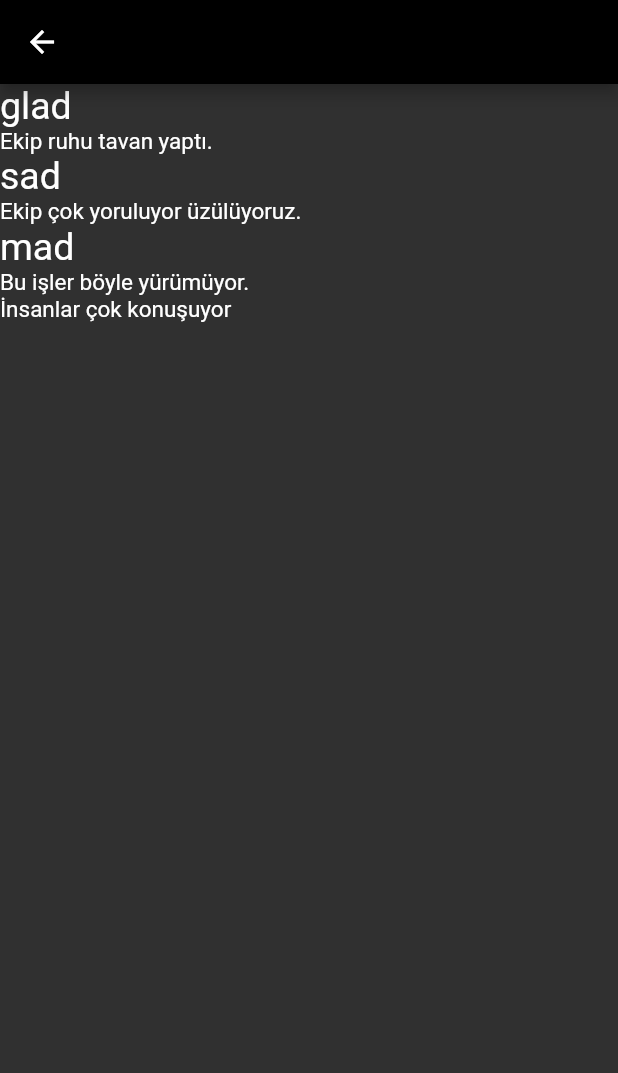
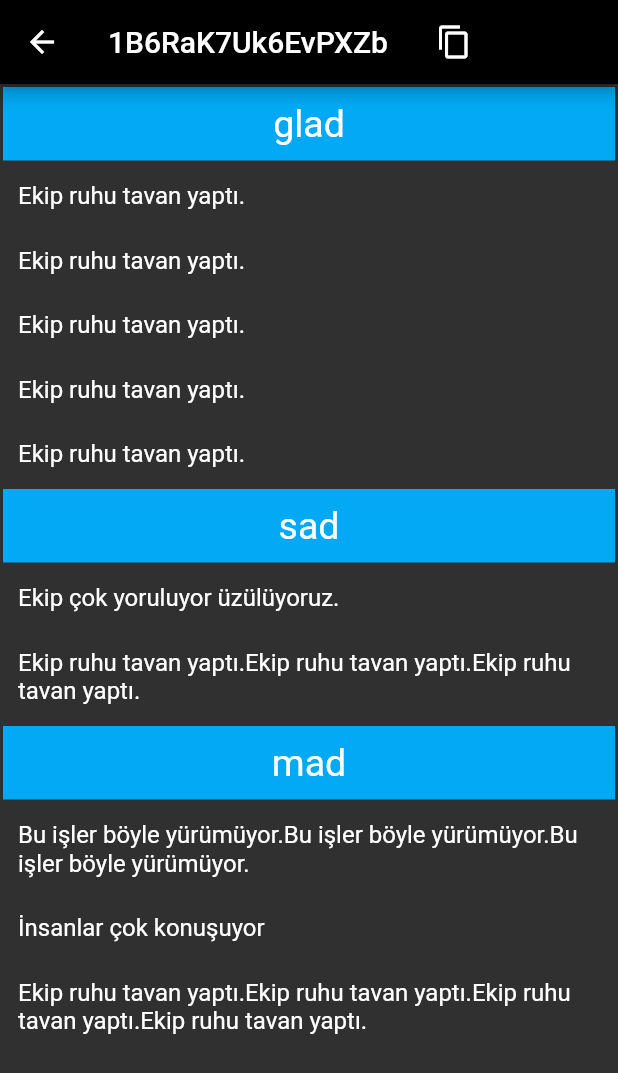
Before and after one commit to Mihrimah/retrospective, a Flutter app: the TemplatePage screen opened by its route, after a tap on "Mad Glad Sad", on a phone screen of 412 x 824 dp. Shown: the top 1073 px of the screen. Run offline on Flutter 3.47's test engine with Material 2 defaults, Android fonts, the phone set to English and light mode, and no system bars.

Commit message:
Code generation, and starfish template

```diff
--- /dev/null
+++ b/lib/core/code_generator.dart
@@ -0,0 +1,18 @@
+import 'dart:math';
+const _chars = 'AaBbCcDdEeFfGgHhIiJjKkLlMmNnOoPpQqRrSsTtUuVvWwXxYyZz1234567890';
+
+class CodeGenerator{
+  Random _rnd = Random();
+
+  String _generateRoomCodeWithoutTemplateId(int len){
+        return String.fromCharCodes(Iterable.generate(
+            len, (_) => _chars.codeUnitAt(_rnd.nextInt(_chars.length))));
+  }
+  /*
+  * Length: 15 character plus template type id in front of the code.
+  * 1FgDghjiTfkbD23T -> first char is 1 means template_type_id
+  */
+  String generateRoomCode(int templateId){
+    return templateId.toString() + _generateRoomCodeWithoutTemplateId(15);
+  }
+}
--- a/lib/pages/retro_page.dart
+++ b/lib/pages/retro_page.dart
@@ -1,18 +1,85 @@
+import 'package:flutter/cupertino.dart';
 import 'package:flutter/material.dart';
+import 'package:flutter/services.dart';
+import 'package:retrospektif/core/code_generator.dart';
 import 'package:retrospektif/core/grouped_list_view.dart';
 import 'package:retrospektif/model/fake_data_model.dart';
 import 'package:retrospektif/repository/fake_repository.dart';
+import 'package:retrospektif/template/abstract_base_template.dart';
 
 class RetroPage extends StatelessWidget {
+  String code;
+  final CodeGenerator _codeGenerator = CodeGenerator();
+  final snackBar = SnackBar(content: Text('Copied!'),duration: Duration(seconds: 1),);
+
   @override
   Widget build(BuildContext context) {
+    final AbstractBaseTemplate template =
+        ModalRoute.of(context).settings.arguments;
+    code = _codeGenerator.generateRoomCode(template.getTemplateTypeId());
+
     return Scaffold(
-        appBar: AppBar(),
+        appBar: PreferredSize(
+          preferredSize: Size.fromHeight(56),
+          child: Builder(
+            builder: (context) => AppBar(title: appBarTitle(code, context),),
+          ),
+        ),
         body: GroupedListView(
           groupBy: (FakeDataModel t) => t.title,
-          groupBuilder:(BuildContext context, String title) => Text(title, style: TextStyle(fontSize:25),) ,
-          listBuilder: (BuildContext context, FakeDataModel t) => Text(t.text, style: TextStyle(fontSize:15),) ,
+          groupBuilder: (BuildContext context, String title) =>
+              _headerWidget(title),
+          listBuilder: (BuildContext context, FakeDataModel t) =>
+              _listWidget(t.text),
           list: FakeRepository().generateData(),
         ));
   }
+
+  Widget _headerWidget(String title) {
+    return Container(
+      color: Colors.lightBlue,
+      padding: EdgeInsets.all(10),
+      margin: EdgeInsets.all(2),
+      child: Column(
+        mainAxisAlignment: MainAxisAlignment.center,
+        children: [
+          Text(
+            title,
+            style: TextStyle(fontSize: 25),
+          ),
+        ],
+      ),
+    );
+  }
+
+  Widget _listWidget(String text) {
+    return Container(
+      padding: EdgeInsets.all(10),
+      margin: EdgeInsets.all(2),
+      child: Column(
+        crossAxisAlignment: CrossAxisAlignment.start,
+        children: [
+          Text(
+            text,
+            style: TextStyle(fontSize: 16),
+          )
+        ],
+      ),
+    );
+  }
+
+  Widget appBarTitle(String code, BuildContext context) {
+    return Row(
+      children: [
+        Text(code),
+        FlatButton(
+          child: Icon(Icons.content_copy),
+          onPressed: () {
+            Clipboard.setData(ClipboardData(text: code));
+            Scaffold.of(context).showSnackBar(snackBar);
+          },
+        )
+      ],
+    );
+  }
 }
--- a/lib/pages/template_page.dart
+++ b/lib/pages/template_page.dart
@@ -1,9 +1,12 @@
 import 'package:flutter/material.dart';
+import 'package:retrospektif/core/code_generator.dart';
 import 'package:retrospektif/template/abstract_base_template.dart';
 import 'package:retrospektif/template/mad_glad_sad.dart';
+import 'package:retrospektif/template/starfish.dart';
 
 class TemplatePage extends StatelessWidget {
   final AbstractBaseTemplate madGladSadTemplate = MadGladSad();
+  final AbstractBaseTemplate starfishTemplate = Starfish();
 
   @override
   Widget build(BuildContext context) {
@@ -19,13 +22,23 @@ class TemplatePage extends StatelessWidget {
           children: [
             GestureDetector(
               onTap: () {
-                Navigator.pushNamed(context, "/retro");
+                Navigator.pushNamed(context, "/retro",arguments: madGladSadTemplate);
               },
               child: Container(
                 color: Theme.of(context).primaryColorDark,
                 padding: const EdgeInsets.all(8),
                 child: madGladSadTemplate.getTemplateWidget(),
               ),
+            ),
+            GestureDetector(
+              onTap: () {
+                Navigator.pushNamed(context, "/retro",arguments: starfishTemplate);
+              },
+              child: Container(
+                color: Theme.of(context).primaryColorDark,
+                padding: const EdgeInsets.all(8),
+                child: starfishTemplate.getTemplateWidget(),
+              ),
             )
           ],
         ));
--- a/lib/repository/fake_repository.dart
+++ b/lib/repository/fake_repository.dart
@@ -4,7 +4,7 @@ class FakeRepository{
 
   List<FakeDataModel> generateData(){
     List<FakeDataModel> list = List();
-    FakeDataModel fakeData = FakeDataModel("ABC123","1", "mad","Bu işler böyle yürümüyor.",0);
+    FakeDataModel fakeData = FakeDataModel("ABC123","1", "mad","Bu işler böyle yürümüyor.Bu işler böyle yürümüyor.Bu işler böyle yürümüyor.",0);
     list.add(fakeData);
 
     FakeDataModel fakeData2 = FakeDataModel("ABC123","1", "mad","İnsanlar çok konuşuyor",0);
@@ -15,6 +15,24 @@ class FakeRepository{
 
     FakeDataModel fakeData4 = FakeDataModel("ABC123","1", "glad","Ekip ruhu tavan yaptı.",0);
     list.add(fakeData4);
+
+    FakeDataModel fakeData5 = FakeDataModel("ABC123","1", "mad","Ekip ruhu tavan yaptı.Ekip ruhu tavan yaptı.Ekip ruhu tavan yaptı.Ekip ruhu tavan yaptı.",0);
+    list.add(fakeData5);
+
+    FakeDataModel fakeData6 = FakeDataModel("ABC123","1", "sad","Ekip ruhu tavan yaptı.Ekip ruhu tavan yaptı.Ekip ruhu tavan yaptı.",0);
+    list.add(fakeData6);
+
+    FakeDataModel fakeData7 = FakeDataModel("ABC123","1", "glad","Ekip ruhu tavan yaptı.",0);
+    list.add(fakeData7);
+
+    FakeDataModel fakeData8 = FakeDataModel("ABC123","1", "glad","Ekip ruhu tavan yaptı.",0);
+    list.add(fakeData8);
+
+    FakeDataModel fakeData9 = FakeDataModel("ABC123","1", "glad","Ekip ruhu tavan yaptı.",0);
+    list.add(fakeData9);
+
+    FakeDataModel fakeData10 = FakeDataModel("ABC123","1", "glad","Ekip ruhu tavan yaptı.",0);
+    list.add(fakeData10);
     return list;
   }
 }
--- a/lib/template/abstract_base_template.dart
+++ b/lib/template/abstract_base_template.dart
@@ -9,6 +9,10 @@ abstract class AbstractBaseTemplate {
 
   String getTemplateName() {
     return this.name;
+  }
+
+  int getTemplateTypeId() {
+    return this.type;
   }
 
   List<String> getTitles() {
--- /dev/null
+++ b/lib/template/starfish.dart
@@ -0,0 +1,13 @@
+import 'package:flutter/cupertino.dart';
+import 'package:flutter/material.dart';
+import 'package:retrospektif/template/abstract_base_template.dart';
+
+class Starfish extends AbstractBaseTemplate {
+  static final String templateName = "Starfish";
+  static final List<String> templateTitles = ["Less", "Keep", "More", "Start", "Stop"];
+  static final int templateType = 2;
+
+  Starfish()
+      : super(name: templateName, titles: templateTitles, type: templateType);
+
+}
```
